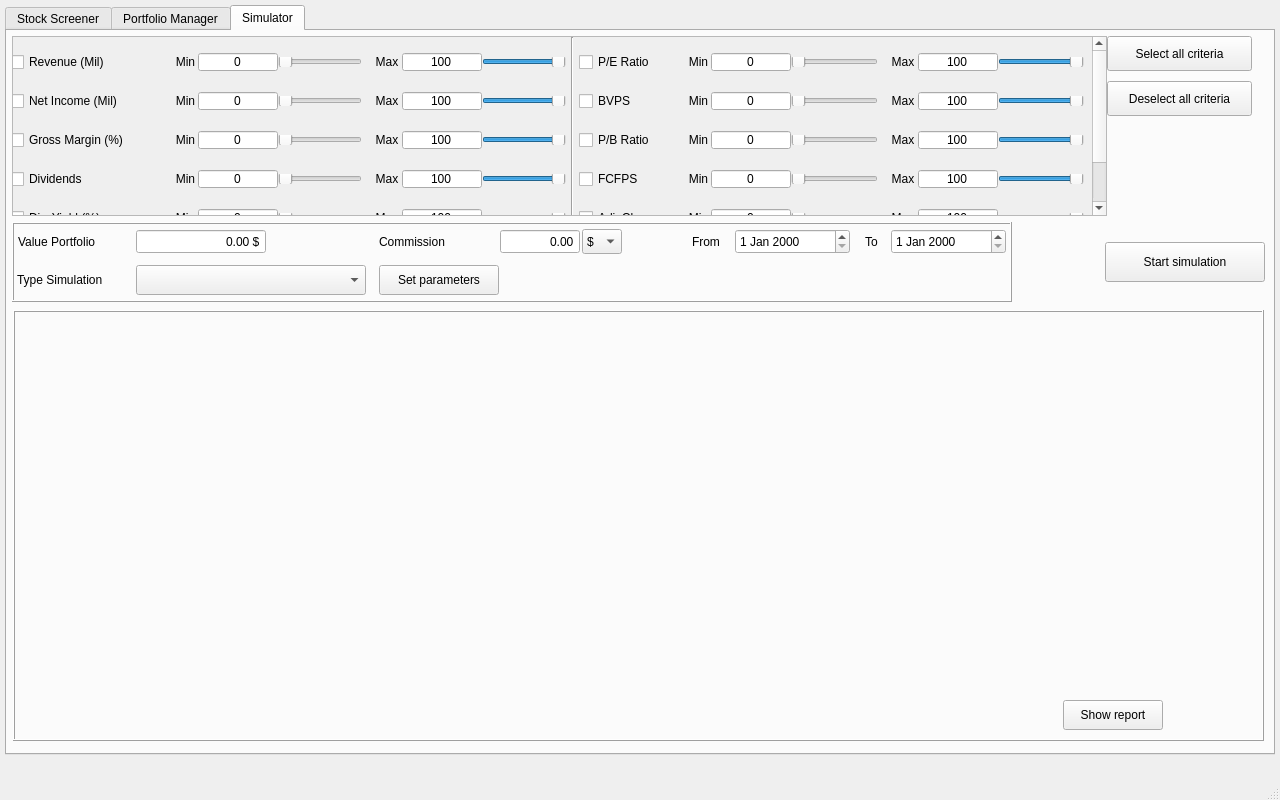
This is QT/MainWindow.ui in Gendostie/market-analysis as Qt 5 draws it before an edit. The edited form follows.
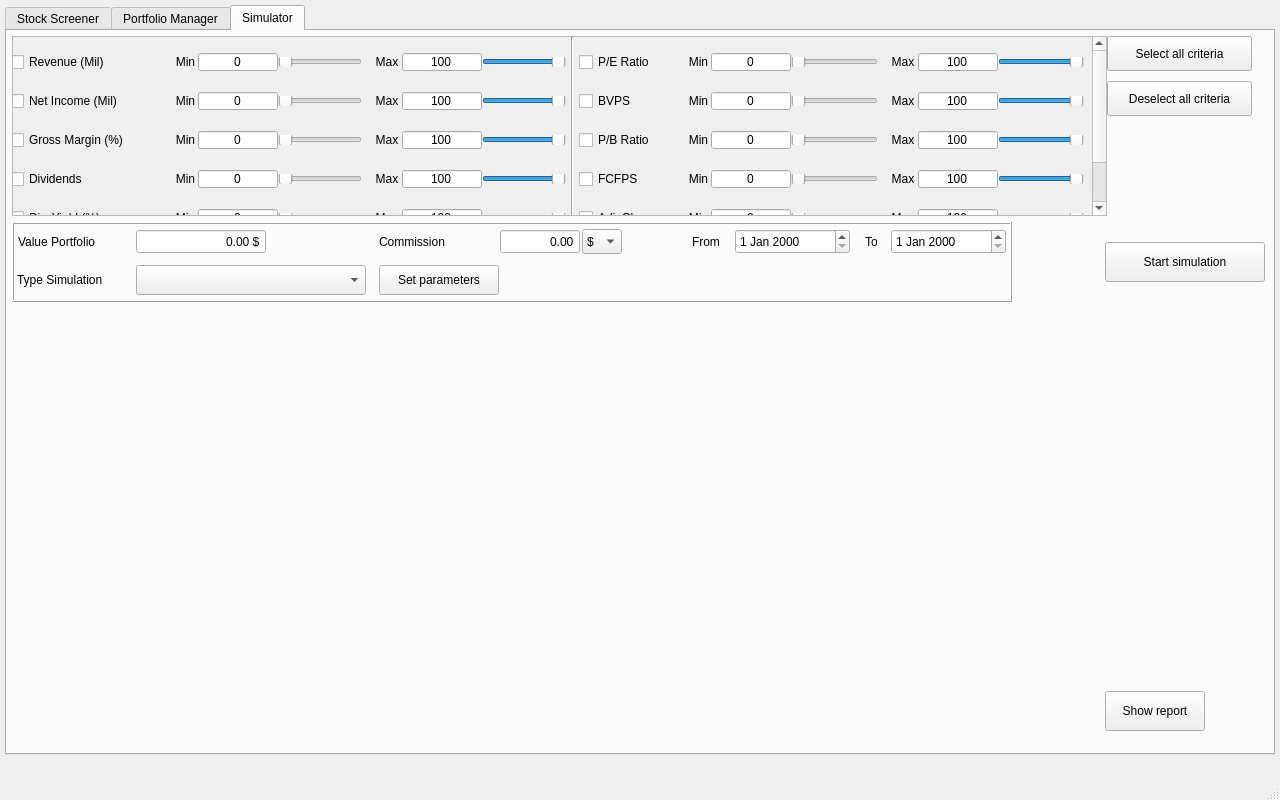
This is the edited form. The open tabs and pages were chosen to show the change. Icons and pictures are not drawn.

Commit message: Correct bug of plot simulation when we re-run a simulation for didn't created a double plot

```diff
--- a/QT/MainWindow.ui
+++ b/QT/MainWindow.ui
@@ -3821,57 +3821,6 @@
      <attribute name="title">
       <string>Simulator</string>
      </attribute>
-     <widget class="QFrame" name="frame">
-      <property name="geometry">
-       <rect>
-        <x>6</x>
-        <y>279</y>
-        <width>1251</width>
-        <height>431</height>
-       </rect>
-      </property>
-      <property name="frameShape">
-       <enum>QFrame::Box</enum>
-      </property>
-      <property name="frameShadow">
-       <enum>QFrame::Raised</enum>
-      </property>
-      <widget class="QWidget" name="widget_plot" native="true">
-       <property name="geometry">
-        <rect>
-         <x>140</x>
-         <y>10</y>
-         <width>780</width>
-         <height>410</height>
-        </rect>
-       </property>
-      </widget>
-      <widget class="QPushButton" name="btn_showReport">
-       <property name="geometry">
-        <rect>
-         <x>1050</x>
-         <y>390</y>
-         <width>100</width>
-         <height>30</height>
-        </rect>
-       </property>
-       <property name="minimumSize">
-        <size>
-         <width>100</width>
-         <height>30</height>
-        </size>
-       </property>
-       <property name="maximumSize">
-        <size>
-         <width>115</width>
-         <height>30</height>
-        </size>
-       </property>
-       <property name="text">
-        <string>Show report</string>
-       </property>
-      </widget>
-     </widget>
      <widget class="QFrame" name="frame_simulation">
       <property name="geometry">
        <rect>
@@ -7337,6 +7286,46 @@
        </widget>
       </widget>
      </widget>
+     <widget class="QPushButton" name="btn_showReport">
+      <property name="geometry">
+       <rect>
+        <x>1098</x>
+        <y>660</y>
+        <width>100</width>
+        <height>40</height>
+       </rect>
+      </property>
+      <property name="minimumSize">
+       <size>
+        <width>100</width>
+        <height>40</height>
+       </size>
+      </property>
+      <property name="maximumSize">
+       <size>
+        <width>115</width>
+        <height>40</height>
+       </size>
+      </property>
+      <property name="text">
+       <string>Show report</string>
+      </property>
+     </widget>
+     <widget class="QWidget" name="horizontalLayoutWidget_5">
+      <property name="geometry">
+       <rect>
+        <x>180</x>
+        <y>280</y>
+        <width>891</width>
+        <height>431</height>
+       </rect>
+      </property>
+      <layout class="QHBoxLayout" name="horizontalLayout_plot">
+       <property name="spacing">
+        <number>0</number>
+       </property>
+      </layout>
+     </widget>
     </widget>
    </widget>
   </widget>
```
Left out of the diff: 2 changed lines with no effect on the pictures. The commit also changes 3 other files.
